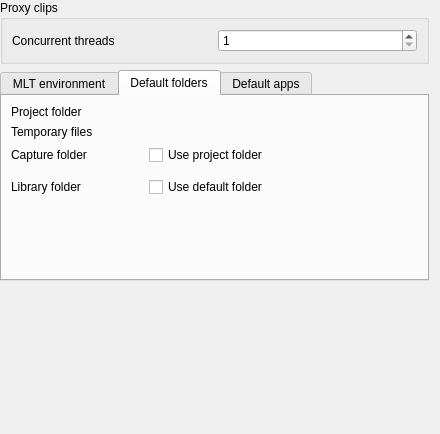
Before: the Qt Designer form src/ui/configenv_ui.ui in KDE/kdenlive, drawn with Qt 5.
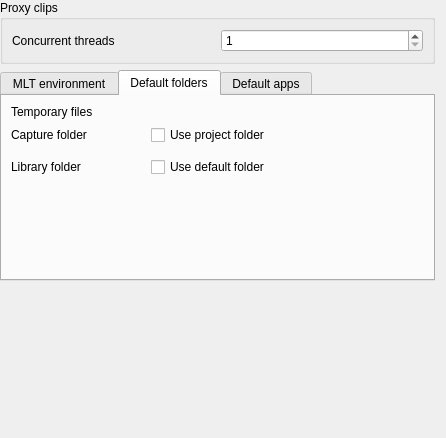
After: the same form once the commit is applied. The open tabs and pages were chosen to show the change. Custom widgets are drawn as their Qt base class.

Commit message: * First steps towards using custom project folder to store tmp data (wip) * First steps towards "portable" projects (using relative paths)

What changed in the file:
```diff
--- a/src/ui/configenv_ui.ui
+++ b/src/ui/configenv_ui.ui
@@ -6,8 +6,8 @@
    <rect>
     <x>0</x>
     <y>0</y>
-    <width>440</width>
-    <height>434</height>
+    <width>446</width>
+    <height>438</height>
    </rect>
   </property>
   <layout class="QGridLayout" name="gridLayout">
@@ -166,17 +166,14 @@
        <string>Default folders</string>
       </attribute>
       <layout class="QGridLayout" name="gridLayout_2">
-       <item row="4" column="0">
+       <item row="3" column="0">
         <widget class="QLabel" name="label_15">
          <property name="text">
           <string>Library folder</string>
          </property>
         </widget>
        </item>
-       <item row="0" column="1" colspan="2">
-        <widget class="KUrlRequester" name="projecturl"/>
-       </item>
-       <item row="6" column="2">
+       <item row="5" column="2">
         <spacer name="verticalSpacer_3">
          <property name="orientation">
           <enum>Qt::Vertical</enum>
@@ -189,48 +186,41 @@
          </property>
         </spacer>
        </item>
-       <item row="2" column="0">
+       <item row="1" column="0">
         <widget class="QLabel" name="label_10">
          <property name="text">
           <string>Capture folder</string>
          </property>
         </widget>
        </item>
-       <item row="1" column="0">
+       <item row="0" column="0">
         <widget class="QLabel" name="label_3">
          <property name="text">
           <string>Temporary files</string>
          </property>
         </widget>
        </item>
-       <item row="0" column="0">
-        <widget class="QLabel" name="label_5">
-         <property name="text">
-          <string>Project folder</string>
-         </property>
-        </widget>
-       </item>
-       <item row="4" column="1">
+       <item row="3" column="1">
         <widget class="QCheckBox" name="kcfg_librarytodefaultfolder">
          <property name="text">
           <string>Use default folder</string>
          </property>
         </widget>
        </item>
-       <item row="5" column="1" colspan="2">
+       <item row="4" column="1" colspan="2">
         <widget class="KUrlRequester" name="libraryfolderurl"/>
        </item>
-       <item row="1" column="1" colspan="2">
+       <item row="0" column="1" colspan="2">
         <widget class="KUrlRequester" name="tmppathurl"/>
        </item>
-       <item row="2" column="1" colspan="2">
+       <item row="1" column="1" colspan="2">
         <widget class="QCheckBox" name="kcfg_capturetoprojectfolder">
          <property name="text">
           <string>Use project folder</string>
          </property>
         </widget>
        </item>
-       <item row="3" column="1" colspan="2">
+       <item row="2" column="1" colspan="2">
         <widget class="KUrlRequester" name="capturefolderurl"/>
        </item>
       </layout>
```
The commit also changes 26 other files.
